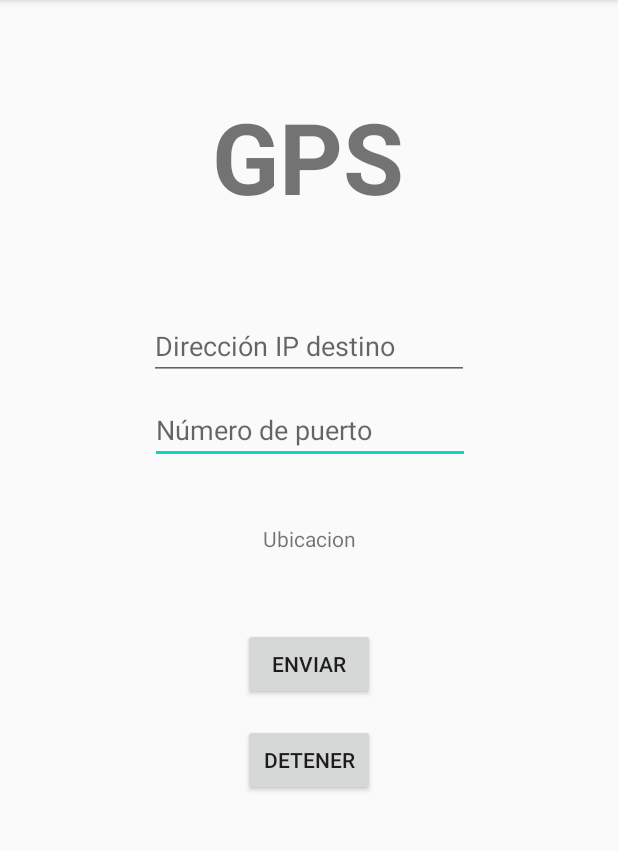
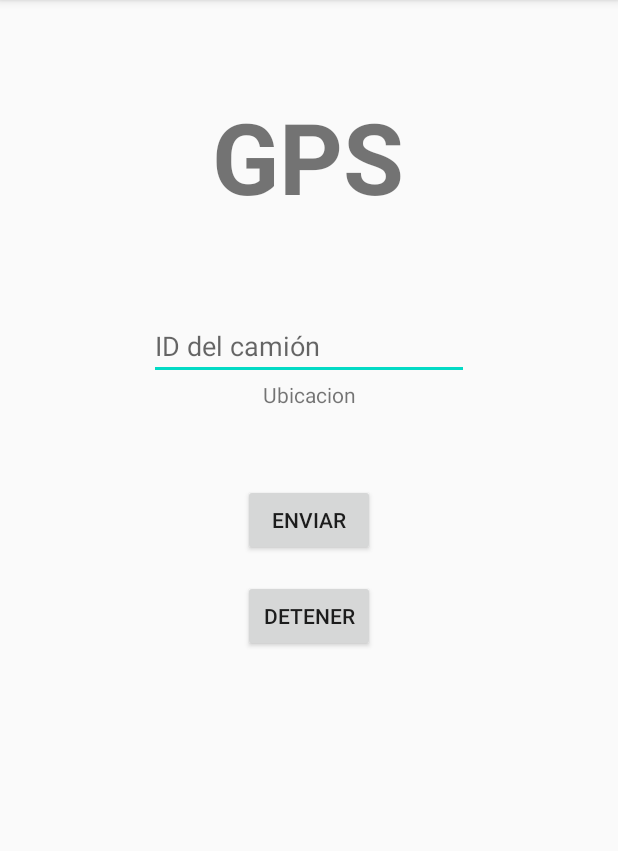
Before and after one commit to jfmarquez20/Proyecto-DE, an Android app: the screen it shows after launch (MainActivity), on a phone screen of 412 x 824 dp, the part 84-935 px from its top. Run offline under Robolectric (Android 15) with nearby library versions, the phone set to English and light mode, and no system bars.

Commit message:
APP: added truck ID

```diff
--- a/GpsLocation/app/src/main/res/layout/activity_main.xml
+++ b/GpsLocation/app/src/main/res/layout/activity_main.xml
@@ -11,11 +11,10 @@
         android:id="@+id/tvUbicacion"
         android:layout_width="wrap_content"
         android:layout_height="wrap_content"
-        android:layout_marginTop="40dp"
         android:text="Ubicacion"
         app:layout_constraintEnd_toEndOf="parent"
         app:layout_constraintStart_toStartOf="parent"
-        app:layout_constraintTop_toBottomOf="@+id/editTextTextPersonName2" />
+        app:layout_constraintTop_toBottomOf="@+id/editTextTextPersonName" />
 
     <TextView
         android:id="@+id/tvTitulo"
@@ -29,19 +28,6 @@
         app:layout_constraintHorizontal_bias="0.498"
         app:layout_constraintStart_toStartOf="parent"
         app:layout_constraintTop_toTopOf="parent" />
-
-    <EditText
-        android:id="@+id/editTextTextPersonName2"
-        android:layout_width="wrap_content"
-        android:layout_height="wrap_content"
-        android:layout_marginTop="116dp"
-        android:ems="10"
-        android:hint="Número de puerto"
-        android:inputType="textPersonName"
-        app:layout_constraintEnd_toEndOf="parent"
-        app:layout_constraintHorizontal_bias="0.502"
-        app:layout_constraintStart_toStartOf="parent"
-        app:layout_constraintTop_toBottomOf="@+id/tvTitulo" />
 
     <Button
         android:id="@+id/button2"
@@ -59,7 +45,7 @@
         android:layout_height="wrap_content"
         android:layout_marginTop="60dp"
         android:ems="10"
-        android:hint="Dirección IP destino"
+        android:hint="ID del camión"
         android:inputType="textPersonName"
         app:layout_constraintEnd_toEndOf="parent"
         app:layout_constraintStart_toStartOf="parent"
```
Also changed, not shown: GpsLocation/app/src/main/java/com/example/gpslocation/MainActivity.java (+5 -5 lines).
